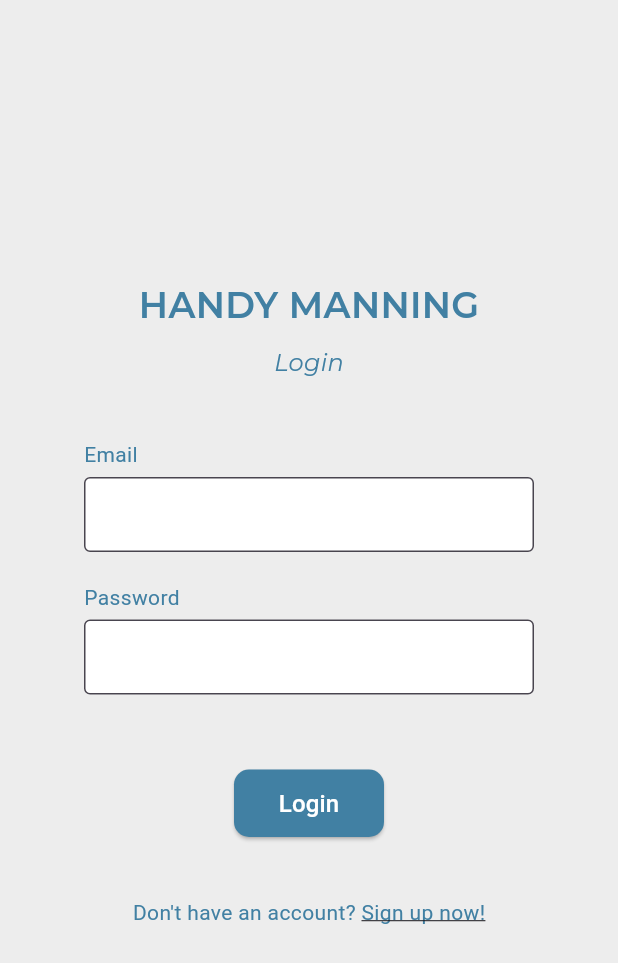
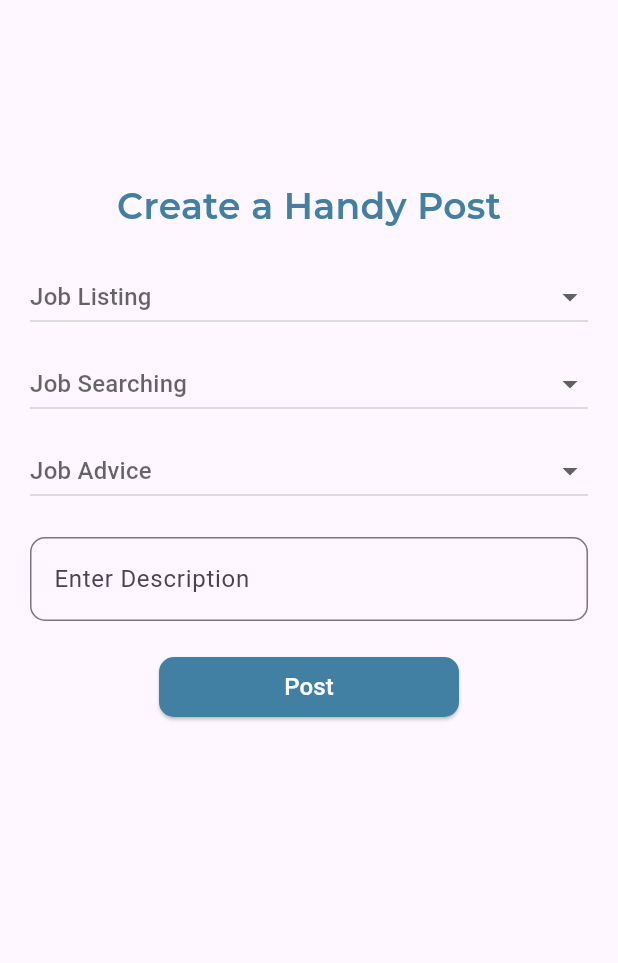
Before and after one commit to simonvque/innolympics_apqs, a Flutter app: the screen it shows after launch, on a phone screen of 412 x 824 dp. Shown: the top 963 px of the screen. Run offline on Flutter 3.47's test engine with Material 3 defaults, Android fonts, the light colour scheme and no system bars; our stand-ins replace firebase_auth, firebase_core; accounts and stored records are empty; Roboto replaces fonts that are missing (Montserrat, Montserrat-Regular); project files that could hold a hidden picture were left out.

Commit message:
added a create post page

```diff
--- a/lib/main.dart
+++ b/lib/main.dart
@@ -2,6 +2,7 @@
 import 'package:flutter/material.dart';
 import 'package:innolympics_apqs/login.dart';
 import 'package:innolympics_apqs/nav.dart';
+import 'package:innolympics_apqs/post.dart';
 import 'package:innolympics_apqs/signup.dart';
 
 void main() async {
@@ -23,7 +24,7 @@
         appBarTheme: const AppBarTheme(color: Color(0xFF0079BD)),
       ),
       home:
-          const LoginPage(), //<------------------ change the class if you need to test
+          const CreatePostPage(), //<------------------ change the class if you need to test
     );
   }
 }
--- /dev/null
+++ b/lib/post.dart
@@ -0,0 +1,159 @@
+import 'package:flutter/material.dart';
+
+class CreatePostPage extends StatefulWidget {
+  const CreatePostPage({super.key});
+
+  @override
+  State<CreatePostPage> createState() => _CreatePostPageState();
+}
+
+class _CreatePostPageState extends State<CreatePostPage> {
+  String? selectedValue1;
+  String? selectedValue2;
+  String? selectedValue3;
+
+  @override
+  Widget build(BuildContext context) {
+    return Scaffold(
+      body: SingleChildScrollView(
+        child: Center(
+          child: Padding(
+            padding: const EdgeInsets.all(20.0),
+            child: Column(
+              mainAxisAlignment: MainAxisAlignment.center,
+              children: [
+                const SizedBox(height: 100),
+                const SizedBox(
+                  child: Text(
+                    'Create a Handy Post',
+                    style: TextStyle(
+                      fontSize: 24.0,
+                      fontFamily: 'Montserrat-SemiBold',
+                      color: Color(0xFF4180A3),
+                    ),
+                  ),
+                ),
+                const SizedBox(height: 20),
+                SizedBox(
+                  child: DropdownButton<String>(
+                    isExpanded: true,
+                    value: selectedValue1,
+                    items: <String>[
+                      'Plumbing',
+                      'Electrical Services',
+                      'Carpentry',
+                      'Painting',
+                      'Appliance Repair',
+                      'Roofing',
+                      'Landscaping',
+                      'HVAC',
+                      'Flooring',
+                      'General'
+                    ].map((String value) {
+                      return DropdownMenuItem<String>(
+                        value: value,
+                        child: Center(
+                            child: Text(value, textAlign: TextAlign.center)),
+                      );
+                    }).toList(),
+                    onChanged: (String? newValue) {
+                      setState(() {
+                        selectedValue1 = newValue;
+                      });
+                    },
+                    hint: const Text('Job Listing'),
+                  ),
+                ),
+                const SizedBox(height: 10),
+                SizedBox(
+                  child: DropdownButton<String>(
+                    isExpanded: true,
+                    value: selectedValue2,
+                    items: <String>[
+                      'Plumbing Job',
+                      'Electrical Work',
+                      'Carpentry Projects',
+                      'Painting Gigs',
+                      'Appliance Repair Jobs',
+                      'Roofing Projects',
+                      'Landscaping Opportunities',
+                      'HVAC Jobs',
+                      'Flooring Jobs',
+                      'General Hnadyman Work'
+                    ].map((String value) {
+                      return DropdownMenuItem<String>(
+                        value: value,
+                        child: Center(
+                            child: Text(value, textAlign: TextAlign.center)),
+                      );
+                    }).toList(),
+                    onChanged: (String? newValue) {
+                      setState(() {
+                        selectedValue2 = newValue;
+                      });
+                    },
+                    hint: const Text('Job Searching'),
+                  ),
+                ),
+                const SizedBox(height: 10),
+                SizedBox(
+                  child: DropdownButton<String>(
+                    isExpanded: true,
+                    value: selectedValue3,
+                    items: <String>[
+                      'Seeking Mentorship and Guidance',
+                      'Pricing and Quoting Guidelines',
+                      'Networking and Building'
+                    ].map((String value) {
+                      return DropdownMenuItem<String>(
+                        value: value,
+                        child: Center(
+                            child: Text(value, textAlign: TextAlign.center)),
+                      );
+                    }).toList(),
+                    onChanged: (String? newValue) {
+                      setState(() {
+                        selectedValue3 = newValue;
+                      });
+                    },
+                    hint: const Text('Job Advice'),
+                  ),
+                ),
+                const SizedBox(height: 20),
+                TextField(
+                  maxLines: null, // Allow multiple lines
+                  keyboardType: TextInputType.multiline,
+                  decoration: InputDecoration(
+                    hintText: 'Enter Description',
+                    border: OutlineInputBorder(
+                      borderRadius:
+                          BorderRadius.circular(10.0), // Set border radius
+                    ),
+                  ),
+                ),
+                const SizedBox(height: 20),
+                SizedBox(
+                  width: 200,
+                  child: ElevatedButton(
+                    style: ElevatedButton.styleFrom(
+                      backgroundColor: const Color(0xFF4180A3),
+                      shape: RoundedRectangleBorder(
+                        borderRadius: BorderRadius.circular(10.0),
+                      ),
+                    ),
+                    onPressed: () {},
+                    child: const Text('Post',
+                        style: TextStyle(
+                            fontSize: 16,
+                            color: Colors.white,
+                            fontFamily: 'Montserrat')),
+                  ),
+                ),
+              ],
+            ),
+          ),
+        ),
+      ),
+    );
+  }
+}
```
